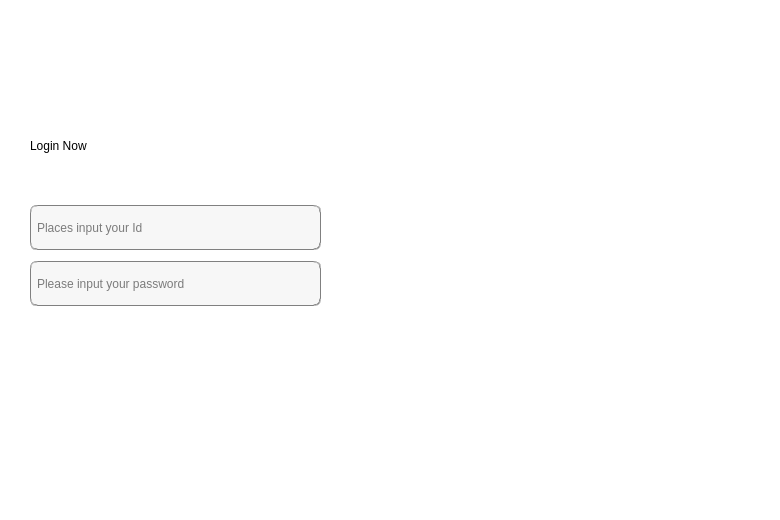
This is Login.ui in NorthOuterTowner/Bejeweled4 as Qt 5 draws it before an edit. The edited form follows.
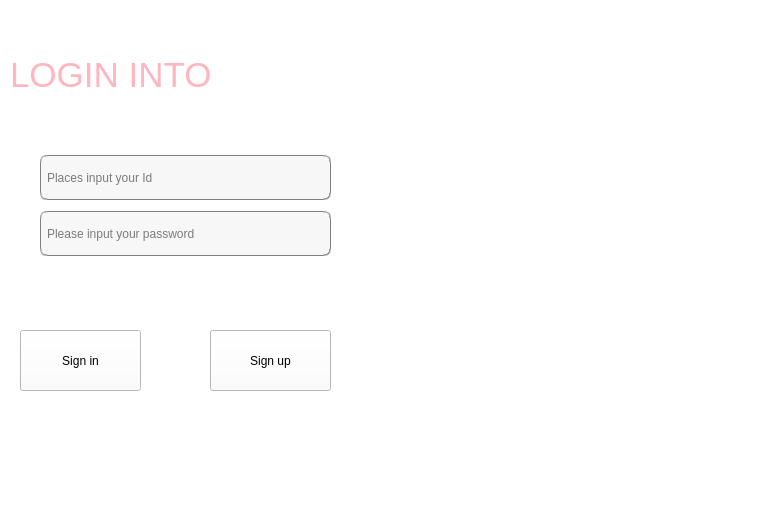
This is the edited form.

What changed in the file:
```diff
--- a/Login.ui
+++ b/Login.ui
@@ -38,24 +38,25 @@
    <widget class="QLabel" name="label_2">
     <property name="geometry">
      <rect>
-      <x>30</x>
-      <y>120</y>
-      <width>191</width>
-      <height>51</height>
+      <x>10</x>
+      <y>30</y>
+      <width>351</width>
+      <height>91</height>
      </rect>
     </property>
     <property name="styleSheet">
-     <string notr="true">font: 87 20pt &quot;Arial Black&quot;;</string>
+     <string notr="true"> font: bold 18pt &quot;Comic Sans MS&quot;; /* 使用更好看的字体，例如 Comic Sans MS */
+    color: rgb(255, 182, 193); /* 浅粉色字体 */</string>
     </property>
     <property name="text">
-     <string>Login Now</string>
+     <string>&lt;html&gt;&lt;head/&gt;&lt;body&gt;&lt;p&gt;&lt;span style=&quot; font-size:26pt;&quot;&gt;LOGIN INTO&lt;/span&gt;&lt;/p&gt;&lt;/body&gt;&lt;/html&gt;</string>
     </property>
    </widget>
    <widget class="QWidget" name="layoutWidget">
     <property name="geometry">
      <rect>
-      <x>30</x>
-      <y>200</y>
+      <x>40</x>
+      <y>150</y>
       <width>291</width>
       <height>111</height>
      </rect>
@@ -109,8 +110,8 @@
    <widget class="QPushButton" name="btn_signin">
     <property name="geometry">
      <rect>
-      <x>19</x>
-      <y>360</y>
+      <x>20</x>
+      <y>330</y>
       <width>121</width>
       <height>61</height>
      </rect>
@@ -122,14 +123,7 @@
      </size>
     </property>
     <property name="styleSheet">
-     <string notr="true">background-color: qlineargradient(spread:pad, x1:0.52, y1:1, x2:0.54, y2:0, 
-stop:0.0112994 rgba(64, 145, 252, 255), 
-stop:1 rgba(255, 255, 255, 255));
-color: rgb(255, 255, 255);
-
-border:0px groove gray;border-radius:
-7px;padding:2px 4px;
-font: 14pt &quot;Candara&quot;;</string>
+     <string notr="true"/>
     </property>
     <property name="text">
      <string>Sign in</string>
@@ -138,8 +132,8 @@
    <widget class="QPushButton" name="btn_signup">
     <property name="geometry">
      <rect>
-      <x>190</x>
-      <y>360</y>
+      <x>210</x>
+      <y>330</y>
       <width>121</width>
       <height>61</height>
      </rect>
@@ -151,14 +145,7 @@
      </size>
     </property>
     <property name="styleSheet">
-     <string notr="true">background-color: qlineargradient(spread:pad, x1:0.52, y1:1, x2:0.54, y2:0, 
-stop:0.0112994 rgba(64, 145, 252, 255), 
-stop:1 rgba(255, 255, 255, 255));
-color: rgb(255, 255, 255);
-
-border:0px groove gray;border-radius:
-7px;padding:2px 4px;
-font: 14pt &quot;Candara&quot;;</string>
+     <string notr="true"/>
     </property>
     <property name="text">
      <string>Sign up</string>
```
Left out of the diff: 2 changed lines with no effect on the pictures.
